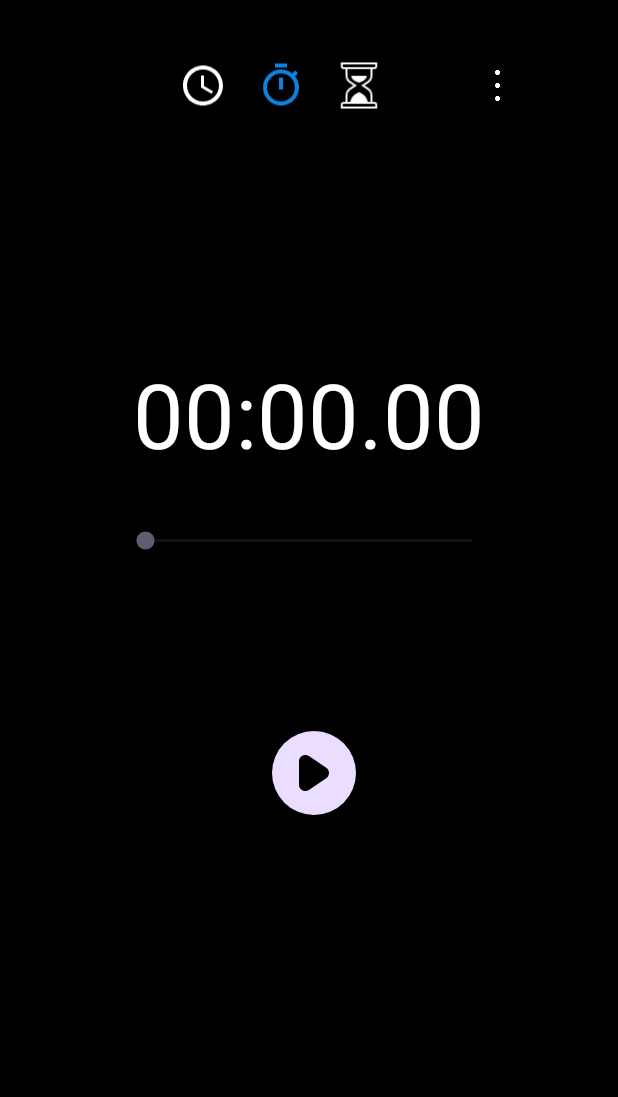
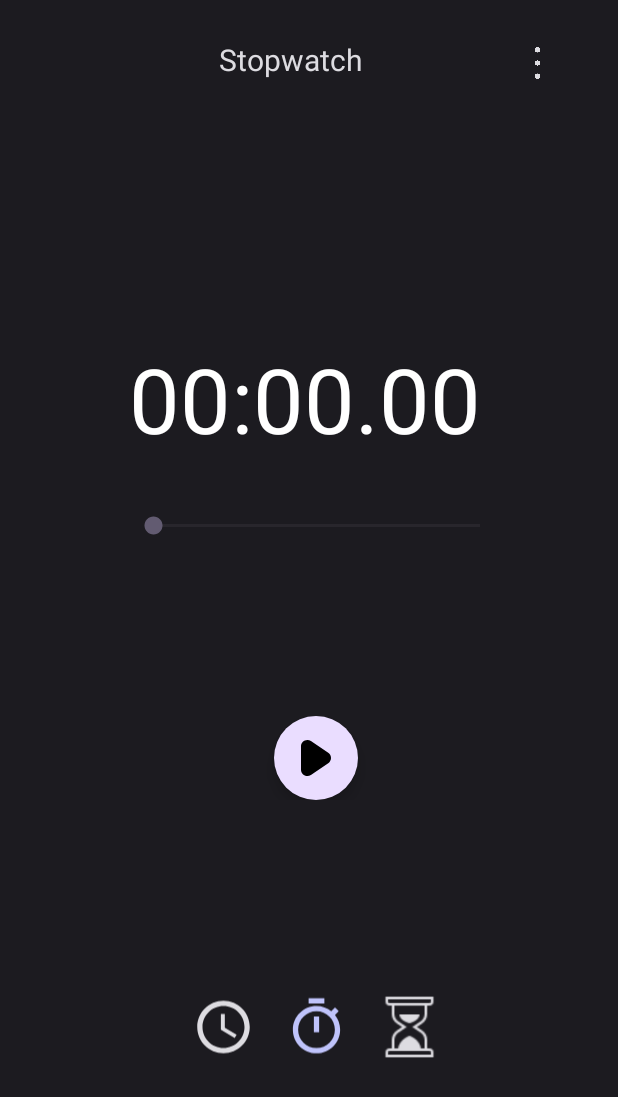
Before and after one commit to nidhisn/ClockTimer, an Android app: the screen it shows after launch (StopwatchActivity), after a tap on an icon or button, on a phone screen of 412 x 824 dp. Shown: the top 1097 px of the screen. Run offline under Robolectric (Android 15) with nearby library versions, the phone set to English and light mode, and no system bars.

Commit message:
Updated icons, colors, and format for the Android clcok app.

```diff
--- a/app/src/main/res/drawable/bg_country_time.xml
+++ b/app/src/main/res/drawable/bg_country_time.xml
@@ -1,6 +1,6 @@
 <?xml version="1.0" encoding="UTF-8"?>
 <shape xmlns:android="http://schemas.android.com/apk/res/android">
-    <solid android:color="#424242"/>
+    <solid android:color="#24232A"/>
 
     <corners android:radius="10dp"/>
     <padding android:left="0dp" android:top="0dp" android:right="0dp" android:bottom="0dp" />
--- a/app/src/main/res/drawable/fab_shadow.xml
+++ b/app/src/main/res/drawable/fab_shadow.xml
@@ -2,7 +2,7 @@
 <layer-list xmlns:android="http://schemas.android.com/apk/res/android">
     <item android:top="1dp" android:left="1dp" android:right="1dp" android:bottom="1dp">
         <shape android:shape="oval">
-            <solid android:color="@color/offw" />
+            <solid android:color="@color/offblue" />
         </shape>
     </item>
 
@@ -10,9 +10,9 @@
         <shape android:shape="oval">
             <solid android:color="@android:color/transparent" />
             <corners android:radius="20dp" />
-            <size android:height="80dp" android:width="80dp" />
+            <size android:height="120dp" android:width="120dp" />
             <padding android:bottom="4dp" />
-            <stroke android:color="@color/gray"
+            <stroke android:color="@color/offblue"
                 android:width="4dp" />
         </shape>
     </item>
--- a/app/src/main/res/drawable/stop1.xml
+++ b/app/src/main/res/drawable/stop1.xml
@@ -5,5 +5,5 @@
     android:viewportHeight="24">
   <path
       android:pathData="M2,12C2,7.286 2,4.929 3.464,3.464C4.929,2 7.286,2 12,2C16.714,2 19.071,2 20.535,3.464C22,4.929 22,7.286 22,12C22,16.714 22,19.071 20.535,20.535C19.071,22 16.714,22 12,22C7.286,22 4.929,22 3.464,20.535C2,19.071 2,16.714 2,12Z"
-      android:fillColor="#1C274C"/>
+      android:fillColor="#3B417C"/>
 </vector>
--- a/app/src/main/res/layout/activity_search_country.xml
+++ b/app/src/main/res/layout/activity_search_country.xml
@@ -7,7 +7,7 @@
     android:layout_height="match_parent"
     android:orientation="vertical"
     android:padding="16dp"
-    android:background="@color/black"
+    android:background="@color/bgClr"
     tools:context=".MainActivity">
 
     <LinearLayout
@@ -34,7 +34,7 @@
             android:layout_width="237dp"
             android:layout_height="wrap_content"
             android:background="@color/offw"
-            android:hint="     Enter the country"
+            android:hint="Enter the country"
             android:paddingStart="8dp"
             android:paddingEnd="8dp"
             android:textColor="@color/black"
--- a/app/src/main/res/layout/activity_settings.xml
+++ b/app/src/main/res/layout/activity_settings.xml
@@ -6,7 +6,7 @@
     xmlns:tools="http://schemas.android.com/tools"
     android:layout_width="match_parent"
     android:layout_height="match_parent"
-    android:background="@color/black"
+    android:background="@color/bgClr"
     tools:context=".SettingsActivity">
 
 
--- a/app/src/main/res/layout/activity_stopwatch.xml
+++ b/app/src/main/res/layout/activity_stopwatch.xml
@@ -1,66 +1,47 @@
 <?xml version="1.0" encoding="utf-8"?>
-<RelativeLayout xmlns:android="http://schemas.android.com/apk/res/android"
+<LinearLayout xmlns:android="http://schemas.android.com/apk/res/android"
     xmlns:app="http://schemas.android.com/apk/res-auto"
     xmlns:tools="http://schemas.android.com/tools"
     android:layout_width="match_parent"
     android:layout_height="match_parent"
-    android:background="@color/black"
-    tools:context=".MainActivity">
+    android:background="@color/bgClr"
+    android:padding="16dp"
+    tools:context=".MainActivity"
+    android:orientation="vertical">
 
     <!-- Linear Layout for ltMenu -->
 
     <!-- TextView -->
 
-    <androidx.appcompat.widget.LinearLayoutCompat
-        android:id="@+id/ltMenu"
-        android:layout_width="340dp"
+    <LinearLayout
+        android:layout_width="wrap_content"
         android:layout_height="wrap_content"
-        android:layout_marginTop="36dp"
-        android:layout_marginLeft="90dp"
-        android:gravity="center">
+        android:orientation="horizontal"
+        android:id="@+id/ltname">
+        <TextView
+            android:id="@+id/tvClock"
+            android:layout_width="wrap_content"
+            android:layout_height="wrap_content"
+            android:layout_marginTop="10dp"
+            android:textColor="#DDDCE1"
+            android:layout_marginLeft="130dp"
+            android:text="Stopwatch"
+            android:textSize="20dp" />
 
-        <ImageView
-            android:id="@+id/imgclock"
-            android:layout_width="32dp"
-            android:layout_height="42dp"
-            android:src="@drawable/baseline_access_time_24"
-
-            android:tint="#ffffff"
-            android:layout_marginRight="10dp"
-            android:clickable="true"/>
-
-        <ImageView
-            android:id="@+id/imgstp"
-            android:layout_width="32dp"
-            android:layout_height="42dp"
-            android:src="@drawable/outline_timer_24"
-
-            android:tint="#0D83E1"
-            android:layout_marginRight="10dp"
-            android:layout_marginLeft="10dp"
-            android:clickable="true"/>
-
-        <ImageView
-            android:id="@+id/imgtmr"
-            android:layout_width="32dp"
-            android:layout_height="42dp"
-            android:src="@drawable/timer2"
-            android:tint="@color/white"
-            android:layout_marginRight="10dp"
-            android:layout_marginLeft="10dp"
-            android:clickable="true"/>
 
         <ImageView
             android:id="@+id/imgset"
             android:layout_width="42dp"
-            android:layout_height="42dp"
+            android:layout_height="52dp"
+            android:layout_marginLeft="95dp"
+            android:layout_marginRight="30dp"
             android:src="@drawable/dots"
-            app:tint="#ffffff"
-            android:layout_marginRight="30dp"
-            android:layout_marginLeft="45dp"
-            android:clickable="true"/>
+            app:tint="#DDDCE1"
+            android:clickable="true" />
 
-    </androidx.appcompat.widget.LinearLayoutCompat>
+
+    </LinearLayout>
+
 
     <!-- SeekBar -->
 
@@ -68,14 +49,14 @@
         android:id="@+id/textview1"
         android:layout_width="wrap_content"
         android:layout_height="wrap_content"
-        android:layout_below="@+id/ltMenu"
         android:layout_centerVertical="true"
         android:layout_centerHorizontal="true"
         android:layout_marginTop="157dp"
         android:text="00:00.00"
         android:textAlignment="center"
         android:textColor="@color/white"
-        android:textSize="60dp" />
+        android:textSize="60dp"
+        android:layout_marginLeft="70dp"/>
 
     <!-- Linear Layout for FloatingActionButtons -->
 
@@ -85,7 +66,8 @@
         android:layout_height="33dp"
         android:layout_below="@id/textview1"
         android:layout_centerHorizontal="true"
-        android:layout_marginTop="28dp" />
+        android:layout_marginTop="28dp"
+        android:layout_marginLeft="70dp"/>
 
     <RelativeLayout
         android:layout_width="match_parent"
@@ -93,7 +75,7 @@
         android:layout_below="@id/seekBar"
         android:layout_centerVertical="true"
         android:layout_marginTop="110dp"
-        android:layout_marginLeft="110dp">
+        android:layout_marginLeft="100dp">
 
         <com.google.android.material.floatingactionbutton.FloatingActionButton
             android:id="@+id/fpause1"
@@ -102,7 +84,7 @@
             android:clickable="true"
             android:background="@drawable/fab_shadow"
             android:onClick="onpause"
-            android:layout_marginStart="10dp"
+            android:layout_marginStart="5dp"
             android:src="@drawable/pause"
             app:shapeAppearanceOverlay="@style/roundedFab"
             app:tint="@color/black" />
@@ -164,4 +146,46 @@
 
     </RelativeLayout>
 
-</RelativeLayout>
+    <LinearLayout
+        android:id="@+id/ltMenu"
+        android:layout_width="290dp"
+        android:layout_height="wrap_content"
+        android:gravity="center"
+        android:layout_marginTop="125dp"
+        android:layout_marginBottom="16dp"
+        android:layout_marginLeft="55dp"
+        android:orientation="horizontal">
+
+        <ImageView
+            android:id="@+id/imgclock"
+            android:layout_width="42dp"
+            android:layout_height="52dp"
+            android:layout_marginRight="10dp"
+            android:src="@drawable/baseline_access_time_24"
+            app:tint="#DDDCE1"
+            android:clickable="true" />
+
+        <ImageView
+            android:id="@+id/imgstp"
+            android:layout_width="42dp"
+            android:layout_height="52dp"
+            android:layout_marginLeft="10dp"
+            android:layout_marginRight="10dp"
+            android:src="@drawable/outline_timer_24"
+            android:tint="@color/offblue"
+            android:clickable="true" />
+
+        <ImageView
+            android:id="@+id/imgtmr"
+            android:layout_width="42dp"
+            android:layout_height="52dp"
+            android:layout_marginLeft="10dp"
+            android:layout_marginRight="10dp"
+            android:src="@drawable/hourglass"
+            android:tint="#DDDCE1"
+            android:clickable="true" />
+
+
+    </LinearLayout>
+
+</LinearLayout>
--- a/app/src/main/res/layout/view_country_time.xml
+++ b/app/src/main/res/layout/view_country_time.xml
@@ -2,7 +2,7 @@
 <LinearLayout xmlns:android="http://schemas.android.com/apk/res/android"
     android:layout_width="match_parent"
     android:orientation="horizontal"
-    android:padding="16dp"
+    android:padding="25dp"
     android:layout_marginBottom="16dp"
     android:background="@drawable/bg_country_time"
     android:layout_height="wrap_content">
--- a/app/src/main/res/mipmap-anydpi-v26/ic_launcher.xml
+++ b/app/src/main/res/mipmap-anydpi-v26/ic_launcher.xml
@@ -1,6 +1,6 @@
 <?xml version="1.0" encoding="utf-8"?>
 <adaptive-icon xmlns:android="http://schemas.android.com/apk/res/android">
-    <background android:drawable="@drawable/ic_launcher_background" />
-    <foreground android:drawable="@drawable/ic_launcher_foreground" />
-    <monochrome android:drawable="@drawable/ic_launcher_foreground" />
+    <background android:drawable="@drawable/clcok" />
+    <foreground android:drawable="@drawable/clcok" />
+    <monochrome android:drawable="@drawable/clcok" />
 </adaptive-icon>
--- a/app/src/main/res/mipmap-anydpi-v26/ic_launcher_round.xml
+++ b/app/src/main/res/mipmap-anydpi-v26/ic_launcher_round.xml
@@ -1,6 +1,6 @@
 <?xml version="1.0" encoding="utf-8"?>
 <adaptive-icon xmlns:android="http://schemas.android.com/apk/res/android">
-    <background android:drawable="@drawable/ic_launcher_background" />
-    <foreground android:drawable="@drawable/ic_launcher_foreground" />
-    <monochrome android:drawable="@drawable/ic_launcher_foreground" />
+    <background android:drawable="@drawable/clcok" />
+    <foreground android:drawable="@drawable/clcok" />
+    <monochrome android:drawable="@drawable/clcok" />
 </adaptive-icon>
--- a/app/src/main/res/values/colors.xml
+++ b/app/src/main/res/values/colors.xml
@@ -8,4 +8,6 @@
     <color name="blue">#0D83E1</color>
     <color name="orange">#FA5420</color>
     <color name="offw">#F6F3F3</color>
+    <color name="offblue">#BFC3FB</color>
+    <color name="bgClr">#1C1B20</color>
 </resources>
```
Also changed, not shown: app/src/main/res/layout/activity_main.xml (+84 -53 lines), app/src/main/res/layout/activity_timer.xml (+67 -54 lines), app/src/main/res/layout/activity_timer2.xml (+100 -84 lines), app/src/main/res/drawable/clcok.png (added), app/src/main/res/drawable/hourglass.png (added).
